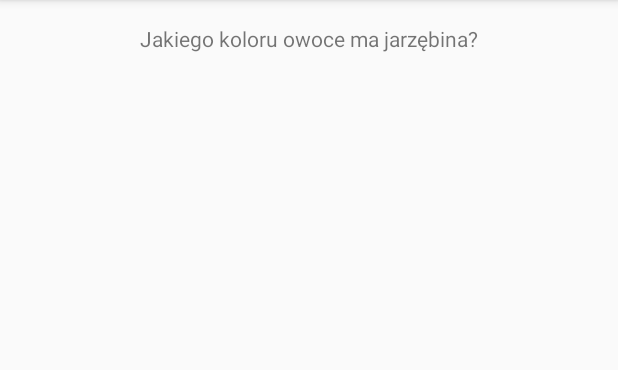
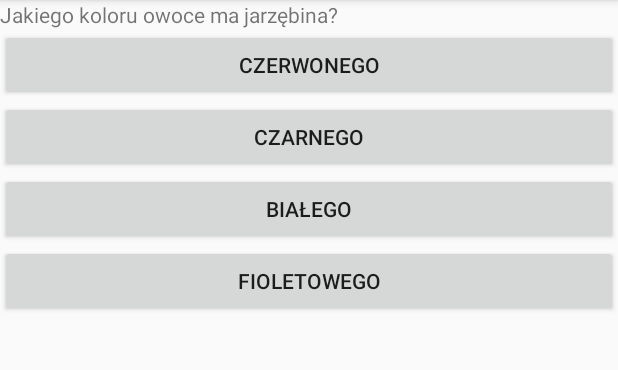
Before and after one commit to Esthaor/Milionerzy, an Android app: the screen it shows after launch (QuestionActivity), after a tap on "NOWA GRA", on a phone screen of 412 x 824 dp, the part 84-454 px from its top. Run offline under Robolectric (Android 15) with nearby library versions, the phone set to English and light mode, and no system bars.

Commit message:
main logic of the game and basic look of views

```diff
--- a/app/src/main/AndroidManifest.xml
+++ b/app/src/main/AndroidManifest.xml
@@ -16,7 +16,8 @@
                 <category android:name="android.intent.category.LAUNCHER" />
             </intent-filter>
         </activity>
-        <activity android:name=".activities.QuestionActivity"></activity>
+        <activity android:name=".activities.QuestionActivity" />
+        <activity android:name=".activities.ThresholdsActivity"></activity>
     </application>
 
 </manifest>
--- a/app/src/main/java/com/grzegorzm/wpam/milionerzy/activities/MenuActivity.java
+++ b/app/src/main/java/com/grzegorzm/wpam/milionerzy/activities/MenuActivity.java
@@ -5,9 +5,12 @@ import android.database.Cursor;
 import android.os.Bundle;
 import android.support.v7.app.AppCompatActivity;
 import android.view.View;
+import android.widget.Button;
 import android.widget.TextView;
 
 import com.grzegorzm.wpam.milionerzy.R;
+import com.grzegorzm.wpam.milionerzy.logic.GameSingleton;
+import com.grzegorzm.wpam.milionerzy.logic.QuestionAsked;
 import com.grzegorzm.wpam.milionerzy.model.data.QuestionDbAdapter;
 import com.grzegorzm.wpam.milionerzy.model.data.QuestionPopulator;
 import com.grzegorzm.wpam.milionerzy.model.entity.Question;
@@ -17,8 +20,9 @@ import java.util.List;
 import java.util.Random;
 
 public class MenuActivity extends AppCompatActivity {
-    public static final String EXTRA_MESSAGE = "com.grzegorzm.milionerzy.MESSAGE";
     public static QuestionDbAdapter dbAdapter;
+
+    private GameSingleton gs = GameSingleton.getInstance();
 
     @Override
     protected void onCreate(Bundle savedInstanceState) {
@@ -26,15 +30,23 @@ public class MenuActivity extends AppCompatActivity {
         dbAdapter = new QuestionDbAdapter(getApplicationContext());
         dbAdapter.open();
         setContentView(R.layout.activity_menu);
+
+        Button resumeButton = findViewById(R.id.buttonResume);
+        if (gs.getLastQuestion() != null) {
+            resumeButton.setVisibility(View.VISIBLE);
+        } else {
+            resumeButton.setVisibility(View.GONE);
+        }
     }
 
     public void newGameOnClick(View view) {
         Intent intent = new Intent(this, QuestionActivity.class);
-        List<Question> questions = dbAdapter.getAllQuestionFromThreshold(500);
-        Random r = new Random();
-        int i = r.nextInt(questions.size());
-        Question q = questions.get(i);
-        intent.putExtra(EXTRA_MESSAGE, q.getQuestionText());
+        gs.startGame();
+        startActivity(intent);
+    }
+
+    public void resumeOnClick(View view) {
+        Intent intent = new Intent(this, QuestionActivity.class);
         startActivity(intent);
     }
 
--- a/app/src/main/java/com/grzegorzm/wpam/milionerzy/activities/QuestionActivity.java
+++ b/app/src/main/java/com/grzegorzm/wpam/milionerzy/activities/QuestionActivity.java
@@ -3,20 +3,50 @@ package com.grzegorzm.wpam.milionerzy.activities;
 import android.content.Intent;
 import android.os.Bundle;
 import android.support.v7.app.AppCompatActivity;
+import android.view.View;
+import android.widget.Button;
 import android.widget.TextView;
 
 import com.grzegorzm.wpam.milionerzy.R;
+import com.grzegorzm.wpam.milionerzy.logic.GameSingleton;
+import com.grzegorzm.wpam.milionerzy.logic.QuestionAsked;
+
+import java.util.List;
 
 public class QuestionActivity extends AppCompatActivity {
+    GameSingleton gs = GameSingleton.getInstance();
 
     @Override
     protected void onCreate(Bundle savedInstanceState) {
         super.onCreate(savedInstanceState);
         setContentView(R.layout.activity_question);
+        QuestionAsked lastQuestion = gs.getLastQuestion();
+        List<String> answers = lastQuestion.getAnswers();
 
-        Intent intent = getIntent();
-        String message = intent.getStringExtra(MenuActivity.EXTRA_MESSAGE);
         TextView textView = findViewById(R.id.textView);
-        textView.setText(message);
+        Button buttonAnswer1 = findViewById(R.id.buttonAnswer1);
+        Button buttonAnswer2 = findViewById(R.id.buttonAnswer2);
+        Button buttonAnswer3 = findViewById(R.id.buttonAnswer3);
+        Button buttonAnswer4 = findViewById(R.id.buttonAnswer4);
+        textView.setText(lastQuestion.getQuestionText());
+        buttonAnswer1.setText(answers.get(0));
+        buttonAnswer2.setText(answers.get(1));
+        buttonAnswer1.setVisibility(View.VISIBLE);
+        buttonAnswer2.setVisibility(View.VISIBLE);
+        if (answers.size() > 2) {
+            buttonAnswer3.setText(answers.get(2));
+            buttonAnswer4.setText(answers.get(3));
+            buttonAnswer3.setVisibility(View.VISIBLE);
+            buttonAnswer4.setVisibility(View.VISIBLE);
+        } else {
+            buttonAnswer3.setVisibility(View.GONE);
+            buttonAnswer4.setVisibility(View.GONE);
+        }
+    }
+
+    public void answerOnClick(View view) {
+        Button b = (Button) view;
+        gs.answer(String.valueOf(b.getText()));
+        // TODO[3]: navigate to thresholds view
     }
 }
--- a/app/src/main/java/com/grzegorzm/wpam/milionerzy/logic/GameSingleton.java
+++ b/app/src/main/java/com/grzegorzm/wpam/milionerzy/logic/GameSingleton.java
@@ -1,12 +1,22 @@
 package com.grzegorzm.wpam.milionerzy.logic;
 
+import com.grzegorzm.wpam.milionerzy.activities.MenuActivity;
 import com.grzegorzm.wpam.milionerzy.model.entity.Question;
 
+import java.util.List;
+import java.util.Random;
+
 public class GameSingleton {
+    public static final int thresholds[] = {500, 1000, 2000, 5000, 10000, 20000, 40000,
+            75000, 125000, 250000, 500000, 1000000};
     private static GameSingleton instance;
-    private Question lastQuestion;
+    private QuestionAsked lastQuestion;
+    private int lastLevel;
+    private Random r;
+    private int totalPoints;
 
     private GameSingleton() {
+        r = new Random();
     }
 
     public static GameSingleton getInstance() {
@@ -14,4 +24,35 @@ public class GameSingleton {
             instance = new GameSingleton();
         return instance;
     }
+
+    private void generateNextQuestion() {
+        List<Question> questions = MenuActivity.dbAdapter.getAllQuestionFromThreshold(thresholds[lastLevel]);
+        int i = r.nextInt(questions.size());
+        Question q = questions.get(i);
+        lastQuestion = new QuestionAsked(q);
+    }
+
+    public void startGame() {
+        lastLevel = 0;
+        totalPoints = 0;
+        generateNextQuestion();
+    }
+
+    public boolean answer(String answer) {
+        boolean res = lastQuestion.answerQuestion(answer);
+        if (res) {
+            lastLevel++;
+            if (lastLevel != thresholds.length){
+                totalPoints += lastQuestion.questionPoints();
+                generateNextQuestion();
+            }
+            else
+                lastQuestion = null;
+        }
+        return res;
+    }
+
+    public QuestionAsked getLastQuestion() {
+        return lastQuestion;
+    }
 }
--- a/app/src/main/java/com/grzegorzm/wpam/milionerzy/logic/QuestionAsked.java
+++ b/app/src/main/java/com/grzegorzm/wpam/milionerzy/logic/QuestionAsked.java
@@ -2,12 +2,55 @@ package com.grzegorzm.wpam.milionerzy.logic;
 
 import com.grzegorzm.wpam.milionerzy.model.entity.Question;
 
+import java.util.ArrayList;
+import java.util.Collections;
+import java.util.Date;
+import java.util.List;
+
 public class QuestionAsked {
     private final Question question;
-    private Integer answerLeft; // if lifebuoy was used
+    private final String questionText;
+    private final String correctAnswer;
+    private List<String> answers;
+    private Date startTime;
+    private Date answerTime;
 
     public QuestionAsked(Question question) {
         this.question = question;
-        this.answerLeft = null;
+        this.correctAnswer = question.getCorrectAnswer();
+        this.questionText = question.getQuestionText();
+        this.answers = new ArrayList<>();
+        answers.add(question.getCorrectAnswer());
+        answers.add(question.getPossibleAnswer0());
+        answers.add(question.getPossibleAnswer1());
+        answers.add(question.getPossibleAnswer2());
+        Collections.shuffle(answers);
+        startTime = new Date();
+    }
+
+    public int questionPoints() {
+        // TODO[3]: create point system based on start and answer time
+        return 100;
+    }
+
+    public boolean answerQuestion(String answer) {
+        answerTime = new Date();
+        return answer.equals(correctAnswer);
+    }
+
+    public String getQuestionText() {
+        return questionText;
+    }
+
+    public String getCorrectAnswer() {
+        return correctAnswer;
+    }
+
+    public List<String> getAnswers() {
+        return answers;
+    }
+
+    public void setAnswers(List<String> answers) {
+        this.answers = answers;
     }
 }
--- a/app/src/main/res/layout/activity_question.xml
+++ b/app/src/main/res/layout/activity_question.xml
@@ -6,13 +6,60 @@
     android:layout_height="match_parent"
     tools:context=".activities.QuestionActivity">
 
+    <ScrollView
+        android:layout_width="match_parent"
+        android:layout_height="match_parent">
+
+        <LinearLayout
+            android:layout_width="match_parent"
+            android:layout_height="wrap_content"
+            android:orientation="vertical">
+
             <TextView
                 android:id="@+id/textView"
-        android:layout_width="wrap_content"
+                android:layout_width="match_parent"
                 android:layout_height="wrap_content"
-        android:layout_marginTop="16dp"
-        android:text="TextView"
+                android:text="Question"
                 app:layout_constraintEnd_toEndOf="parent"
                 app:layout_constraintStart_toStartOf="parent"
                 app:layout_constraintTop_toTopOf="parent" />
+
+            <Button
+                android:id="@+id/buttonAnswer1"
+                android:layout_width="match_parent"
+                android:layout_height="wrap_content"
+                android:text="Answer 1"
+                android:onClick="answerOnClick"
+                app:layout_constraintBottom_toBottomOf="parent"
+                app:layout_constraintEnd_toEndOf="parent"
+                app:layout_constraintStart_toStartOf="parent" />
+            <Button
+                android:id="@+id/buttonAnswer2"
+                android:layout_width="match_parent"
+                android:layout_height="wrap_content"
+                android:text="Answer 2"
+                android:onClick="answerOnClick"
+                app:layout_constraintEnd_toEndOf="parent"
+                app:layout_constraintStart_toStartOf="parent"/>
+
+            <Button
+                android:id="@+id/buttonAnswer3"
+                android:layout_width="match_parent"
+                android:layout_height="wrap_content"
+                android:text="Answer 3"
+                android:onClick="answerOnClick"
+                app:layout_constraintEnd_toEndOf="parent"
+                app:layout_constraintStart_toStartOf="parent"/>
+
+            <Button
+                android:id="@+id/buttonAnswer4"
+                android:layout_width="match_parent"
+                android:layout_height="wrap_content"
+                android:text="Answer 4"
+                android:onClick="answerOnClick"
+                app:layout_constraintEnd_toEndOf="parent"
+                app:layout_constraintStart_toStartOf="parent"/>
+        </LinearLayout>
+    </ScrollView>
+
 </android.support.constraint.ConstraintLayout>
```
Also changed, not shown: app/src/main/java/com/grzegorzm/wpam/milionerzy/activities/ThresholdsActivity.java (added, +15 -0 lines), app/src/main/res/layout/activity_menu.xml (+7 -1 lines), app/src/main/res/layout/activity_thresholds.xml (added, +8 -0 lines). Lines whose indentation alone changed are shown as unchanged.
